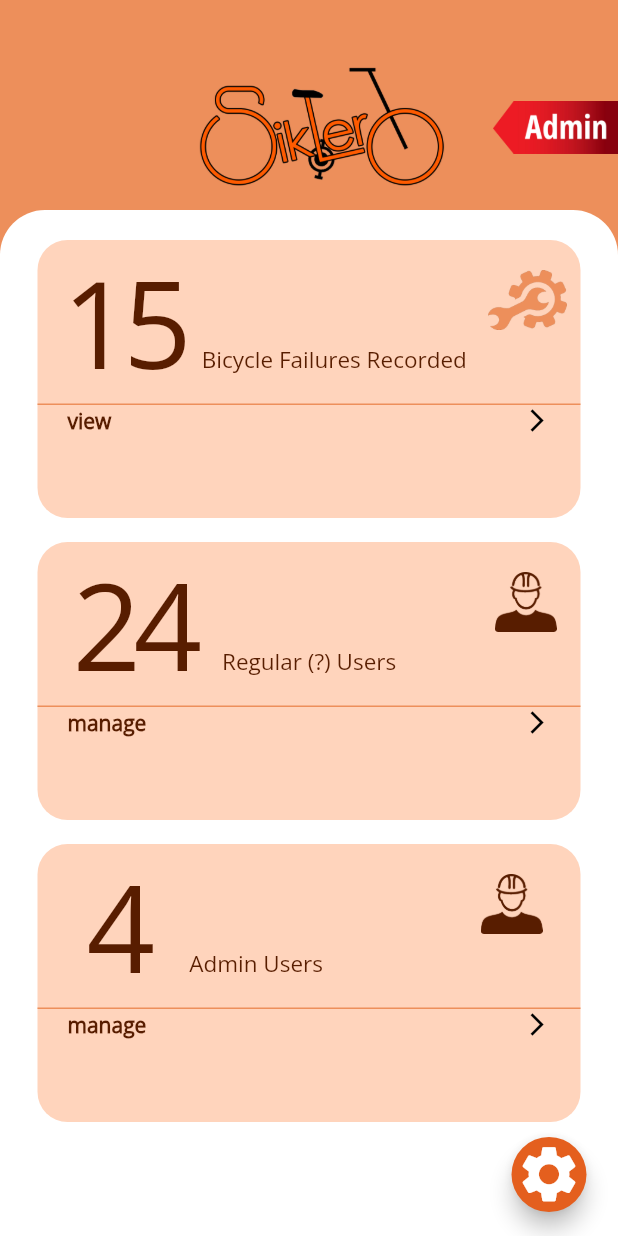
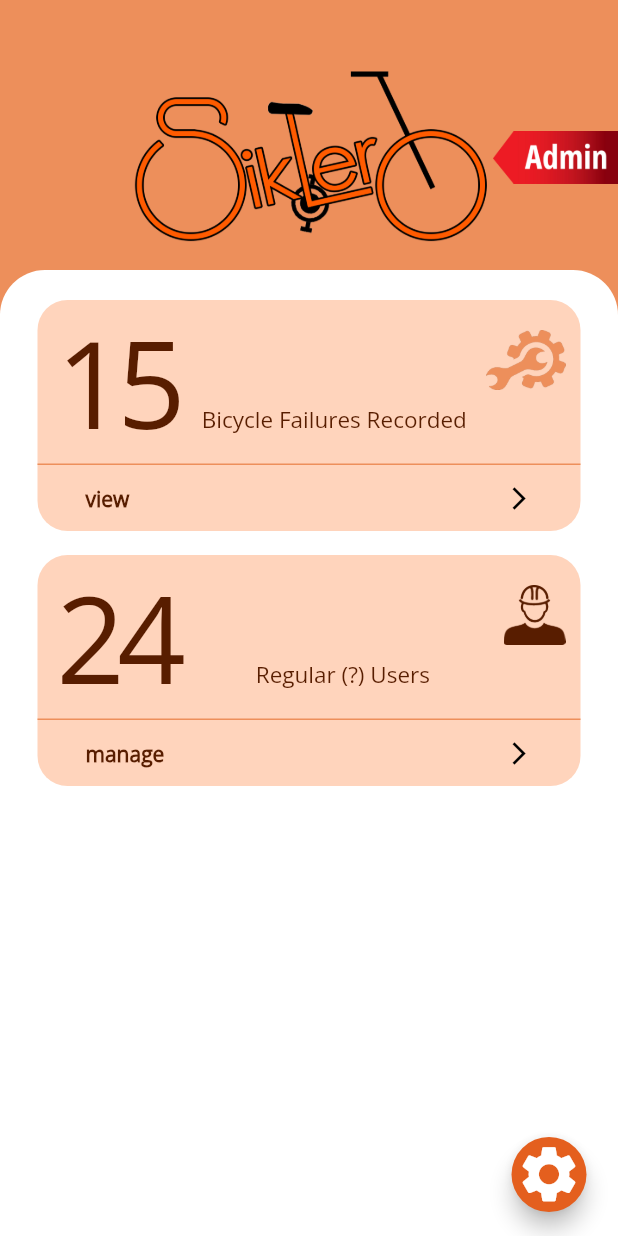
Before and after one commit to SupCalli/siklero-admin, a Flutter app: the screen it shows after launch, after a tap on "Login", on a phone screen of 412 x 824 dp. Run offline on Flutter 3.47's test engine with Material 2 defaults, Android fonts, the phone set to English and light mode, and no system bars.

Commit message:
Updated Code

```diff
--- a/lib/screens/bikefailures_records_screen.dart
+++ b/lib/screens/bikefailures_records_screen.dart
@@ -41,13 +41,13 @@ class BikeRecordsScreen extends StatelessWidget {
         margin: EdgeInsets.all(10.0),
         decoration: BoxDecoration(
             borderRadius: BorderRadius.circular(20.0), color: Colors.white),
-        child: Expanded(
-          child: Column(
-            crossAxisAlignment: CrossAxisAlignment.stretch,
-            children: const [
-              RecordsCard(),
-            ],
-          ),
+        child: ListView(
+          //crossAxisAlignment: CrossAxisAlignment.stretch,
+          children: const [
+            RecordsCard(),
+            RecordsCard(),
+            RecordsCard(),
+          ],
         ),
       ),
     );
--- a/lib/screens/home_screen.dart
+++ b/lib/screens/home_screen.dart
@@ -15,9 +15,7 @@ class HomeScreen extends StatelessWidget {
         height: 50,
         width: 60,
         child: FloatingActionButton(
-          onPressed: () {
-            print('Godbless this Mofo');
-          },
+          onPressed: () {},
           backgroundColor: Color(0xFFE45F1E), //E45F1E
           child: const Icon(
             Icons.settings,
@@ -34,19 +32,25 @@ class HomeScreen extends StatelessWidget {
             child: Row(
               mainAxisAlignment: MainAxisAlignment.end,
               children: [
-                const Image(
+                const Hero(
+                  tag: 'logo',
+                  child: Image(
                     image: AssetImage(
                       'images/siklero-logo.png',
                     ),
-                  height: 90.0,
+                    height: 130.0,
                   ),
-                Container(
-                  margin: EdgeInsets.only(left: 30),
+                ),
+                Hero(
+                  tag: 'red-ribbon',
+                  child: Container(
+                    //margin: EdgeInsets.only(left: 30),
                     child: const Image(
                       image: AssetImage(
                         'images/red-ribbon.png',
                       ),
                       height: 35.0,
+                    ),
                   ),
                 ),
               ],
@@ -71,7 +75,6 @@ class HomeScreen extends StatelessWidget {
                     description: 'Bicycle Failures Recorded',
                     function: 'view',
                     imagePath: 'images/repair-icon.png',
-                    imageMargin: '5',
                     onPressed: () {
                       Navigator.push(
                           context,
@@ -85,7 +88,6 @@ class HomeScreen extends StatelessWidget {
                     description: 'Regular (?) Users',
                     function: 'manage',
                     imagePath: 'images/user-icon.png',
-                    imageMargin: '50',
                     onPressed: () {
                       Navigator.push(
                           context,
@@ -94,20 +96,19 @@ class HomeScreen extends StatelessWidget {
                           ));
                     },
                   ),
-                  ReusableCard(
-                    recordedNumber: '4',
-                    description: 'Admin Users',
-                    function: 'manage',
-                    imagePath: 'images/user-icon.png',
-                    imageMargin: '80',
-                    onPressed: () {
-                      Navigator.push(
-                          context,
-                          MaterialPageRoute(
-                            builder: (context) => ManageAdmins(),
-                          ));
-                    },
-                  ),
+                  // ReusableCard(
+                  //   recordedNumber: '4',
+                  //   description: 'Admin Users',
+                  //   function: 'manage',
+                  //   imagePath: 'images/user-icon.png',
+                  //   onPressed: () {
+                  //     Navigator.push(
+                  //         context,
+                  //         MaterialPageRoute(
+                  //           builder: (context) => ManageAdmins(),
+                  //         ));
+                  //   },
+                  // ),
                   const SizedBox(
                     height: 70,
                   )
@@ -126,7 +127,6 @@ class ReusableCard extends StatelessWidget {
   final String description;
   final String function;
   final String imagePath;
-  final String imageMargin;
   final VoidCallback onPressed;
 
   ReusableCard(
@@ -134,13 +134,11 @@ class ReusableCard extends StatelessWidget {
       required this.description,
       required this.function,
       required this.imagePath,
-      required this.imageMargin,
       required this.onPressed});
 
   @override
   Widget build(BuildContext context) {
-    return Expanded(
-      child: Container(
+    return Container(
       //padding: EdgeInsets.only(bottom: 0),
       margin: EdgeInsets.only(top: 10.0, bottom: 6.0),
       decoration: BoxDecoration(
@@ -151,9 +149,11 @@ class ReusableCard extends StatelessWidget {
       child: Column(
         children: [
           Container(
-              margin: EdgeInsets.only(left: 10),
+            //margin: EdgeInsets.only(left: 10),
+            child: Padding(
+              padding: const EdgeInsets.only(left: 15.0, right: 10.0),
               child: Row(
-                mainAxisAlignment: MainAxisAlignment.spaceEvenly,
+                mainAxisAlignment: MainAxisAlignment.spaceBetween,
                 crossAxisAlignment: CrossAxisAlignment.baseline,
                 textBaseline: TextBaseline.alphabetic,
                 children: [
@@ -178,8 +178,7 @@ class ReusableCard extends StatelessWidget {
                   ),
                   Container(
                     //margin: EdgeInsets.only(top: 20, left: 20),
-                    margin: EdgeInsets.only(
-                        top: 20, left: double.parse(imageMargin)),
+                    margin: EdgeInsets.only(top: 20),
                     child: Image(
                       image: AssetImage(
                         imagePath,
@@ -190,6 +189,7 @@ class ReusableCard extends StatelessWidget {
                 ],
               ),
             ),
+          ),
           const SizedBox(
             height: 1.0,
             width: 400.0,
@@ -198,7 +198,9 @@ class ReusableCard extends StatelessWidget {
               thickness: 1,
             ),
           ),
-            Container(
+          Padding(
+            padding: const EdgeInsets.all(12.0),
+            child: Container(
               margin: EdgeInsets.only(left: 20.0, right: 20.0, top: 1.0),
               child: Row(
                 mainAxisAlignment: MainAxisAlignment.spaceBetween,
@@ -222,9 +224,9 @@ class ReusableCard extends StatelessWidget {
                   ),
                 ],
               ),
+            ),
           )
         ],
-        ),
       ),
     );
   }
--- a/lib/screens/login_screen.dart
+++ b/lib/screens/login_screen.dart
@@ -24,12 +24,28 @@ class LogInScreen extends StatelessWidget {
                 child: Column(
                   crossAxisAlignment: CrossAxisAlignment.start,
                   children: [
-                    const Padding(
-                      padding:
-                          EdgeInsets.symmetric(horizontal: 20, vertical: 30),
-                      child: Image(
-                        image: AssetImage('images/siklero-logo.png'),
-                      ),
+                    Row(
+                      mainAxisAlignment: MainAxisAlignment.end,
+                      children: const [
+                        Padding(
+                          padding:
+                              EdgeInsets.symmetric(horizontal: 1, vertical: 30),
+                          child: Hero(
+                            tag: 'logo',
+                            child: Image(
+                              image: AssetImage('images/siklero-logo.png'),
+                              height: 150,
+                            ),
+                          ),
+                        ),
+                        Hero(
+                          tag: 'red-ribbon',
+                          child: Image(
+                            image: AssetImage('images/red-ribbon.png'),
+                            height: 30,
+                          ),
+                        )
+                      ],
                     ),
                     Expanded(
                       child: Container(
@@ -142,11 +158,16 @@ class LogInScreen extends StatelessWidget {
                                     const EdgeInsets.symmetric(horizontal: 30),
                                 child: ElevatedButton(
                                     onPressed: () {
-                                      Navigator.push(
-                                          context,
+                                      // Navigator.push(
+                                      //     context,
+                                      //     MaterialPageRoute(
+                                      //       builder: (context) => HomeScreen(),
+                                      //     ));
+                                      Navigator.of(context).pushAndRemoveUntil(
                                           MaterialPageRoute(
                                             builder: (context) => HomeScreen(),
-                                          ));
+                                          ),
+                                          (route) => false);
                                     }, //signIn,
                                     style: ElevatedButton.styleFrom(
                                         shape: StadiumBorder(),
--- a/lib/screens/manage_users_screen.dart
+++ b/lib/screens/manage_users_screen.dart
@@ -36,12 +36,15 @@ class ManageUsers extends StatelessWidget {
             borderRadius: BorderRadius.circular(20.0), color: Colors.white),
         child: Padding(
           padding: const EdgeInsets.all(10.0),
+          child: SingleChildScrollView(
             child: Column(
               crossAxisAlignment: CrossAxisAlignment.stretch,
               children: const [
                 UsersCard(),
                 UsersCard(),
+                UsersCard(),
               ],
+            ),
           ),
         ),
       ),
@@ -56,13 +59,11 @@ class UsersCard extends StatelessWidget {
 
   @override
   Widget build(BuildContext context) {
-    return Expanded(
-      child: Container(
+    return Container(
         padding: EdgeInsets.all(20),
         margin: EdgeInsets.all(20),
         decoration: BoxDecoration(
-              borderRadius: BorderRadius.circular(20),
-              color: Color(0xFFFFD4BC)),
+            borderRadius: BorderRadius.circular(20), color: Color(0xFFFFD4BC)),
         child: Column(
           crossAxisAlignment: CrossAxisAlignment.start,
           children: [
@@ -148,7 +149,6 @@ class UsersCard extends StatelessWidget {
             const Text('Contact Number', style: kUserLabelTextStyle),
             const Text('Address', style: kUserLabelTextStyle),
           ],
-          )),
-    );
+        ));
   }
 }
```
Lines whose indentation alone changed are shown as unchanged.
